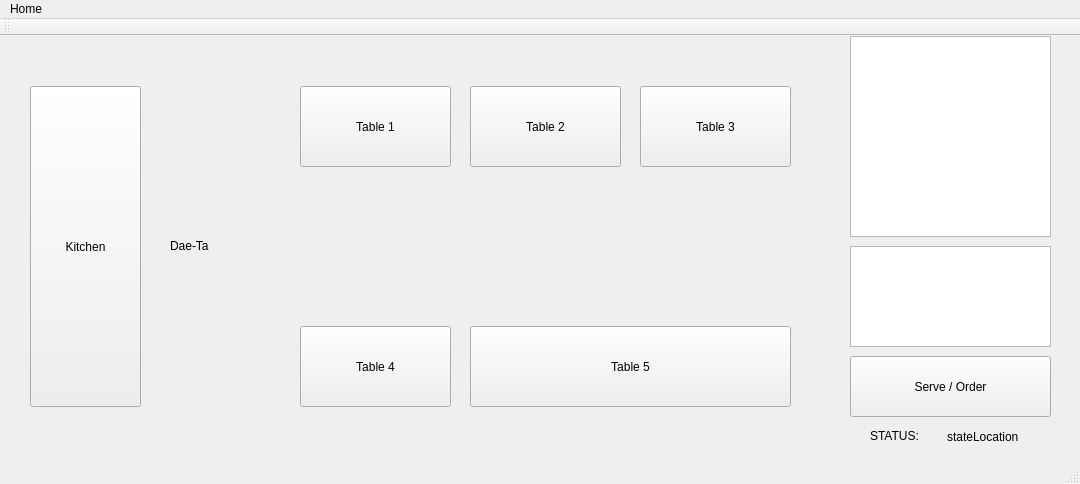
Above: home.ui from cinxdy/Dae-Ta before the change. Below: the same form after it.
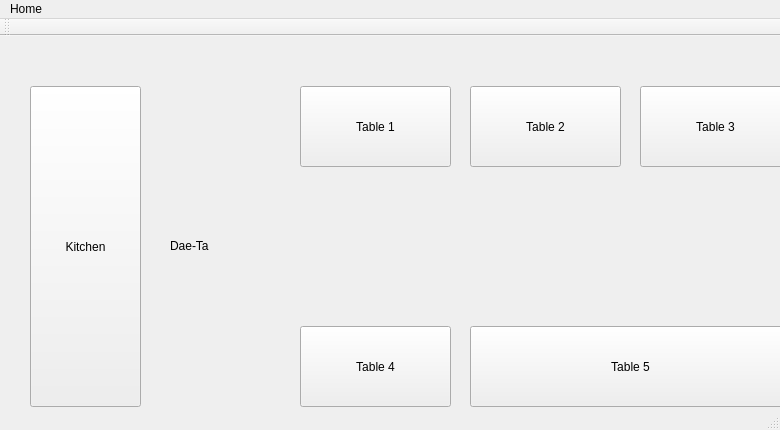
That is the form after the change.

```diff
--- a/home.ui
+++ b/home.ui
@@ -6,8 +6,8 @@
    <rect>
     <x>0</x>
     <y>0</y>
-    <width>1080</width>
-    <height>484</height>
+    <width>780</width>
+    <height>430</height>
    </rect>
   </property>
   <property name="windowTitle">
@@ -170,7 +170,7 @@
     <rect>
      <x>0</x>
      <y>0</y>
-     <width>1080</width>
+     <width>780</width>
      <height>21</height>
     </rect>
    </property>
```
